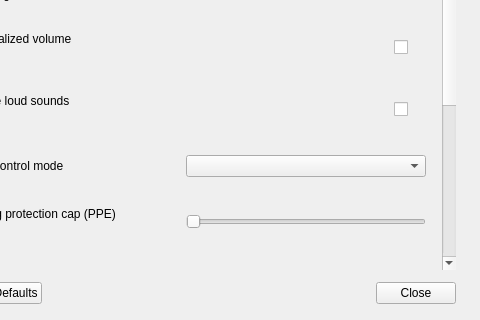
Old version of the form Source/Gui/SettingsWindow.ui in the repository YimingZhanshen/AirPodsWindows; both pictures show x 300 to 780 and y 240 to 560 of the 780 by 560 pixel window.
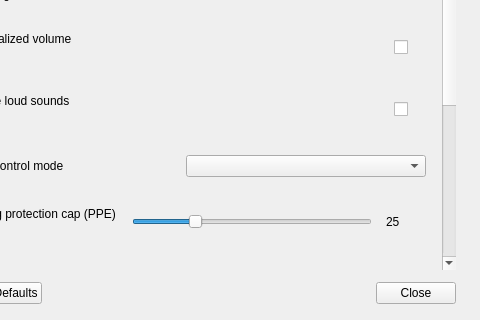
New version of the form. The open tabs and pages were chosen to show the change. Icons and pictures are not drawn.

Commit message: fix: separate PPE cap from adaptive transparency

Patch:
```diff
--- a/Source/Gui/SettingsWindow.ui
+++ b/Source/Gui/SettingsWindow.ui
@@ -1314,7 +1314,9 @@
              </layout>
             </item>
             <item>
-             <widget class="QSlider" name="hsAdaptiveTransparencyLevel">
+             <layout class="QHBoxLayout" name="hlPpeCapLevel">
+              <item>
+               <widget class="QSlider" name="hsPpeCapLevel">
               <property name="minimumSize">
                <size>
                 <width>240</width>
@@ -1325,12 +1327,30 @@
                <number>0</number>
               </property>
               <property name="maximum">
-               <number>50</number>
+                 <number>100</number>
+                </property>
+                <property name="value">
+                 <number>25</number>
               </property>
               <property name="orientation">
                <enum>Qt::Horizontal</enum>
               </property>
              </widget>
+              </item>
+              <item>
+               <widget class="QLabel" name="lblPpeCapLevelValue">
+                <property name="minimumSize">
+                 <size>
+                  <width>40</width>
+                  <height>0</height>
+                 </size>
+                </property>
+                <property name="text">
+                 <string notr="true">25</string>
+                </property>
+               </widget>
+              </item>
+             </layout>
             </item>
            </layout>
           </widget>
```
Left out of the diff: 10 changed lines with no effect on the pictures. Lines whose indentation alone changed are shown as unchanged. The commit also changes 15 other files.
